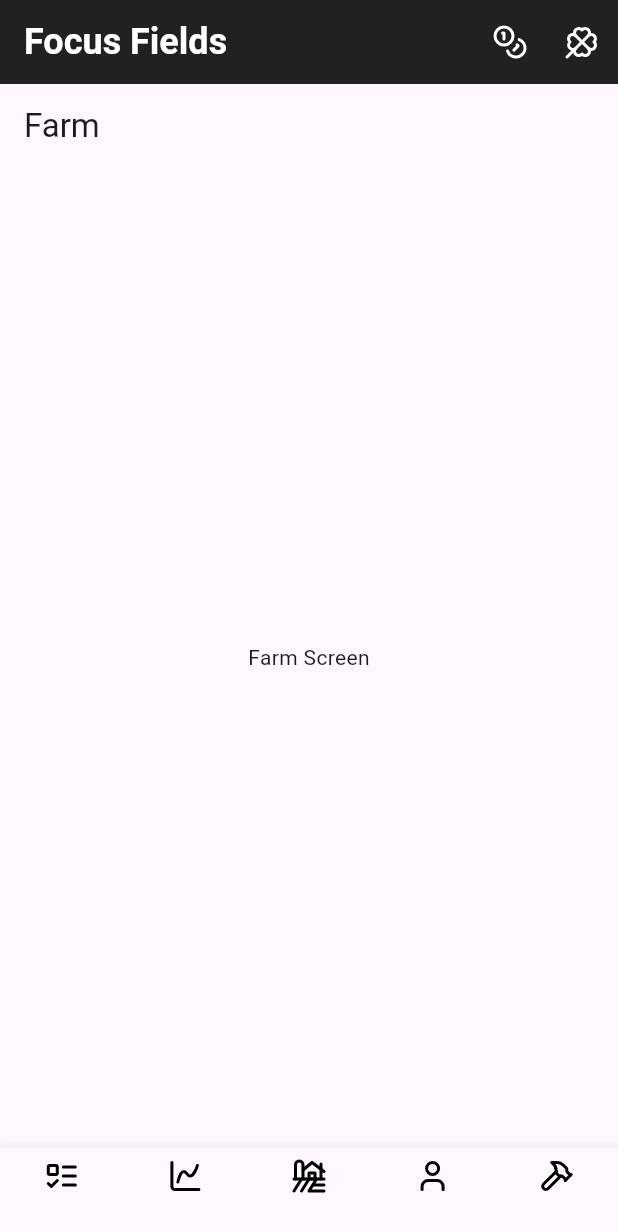
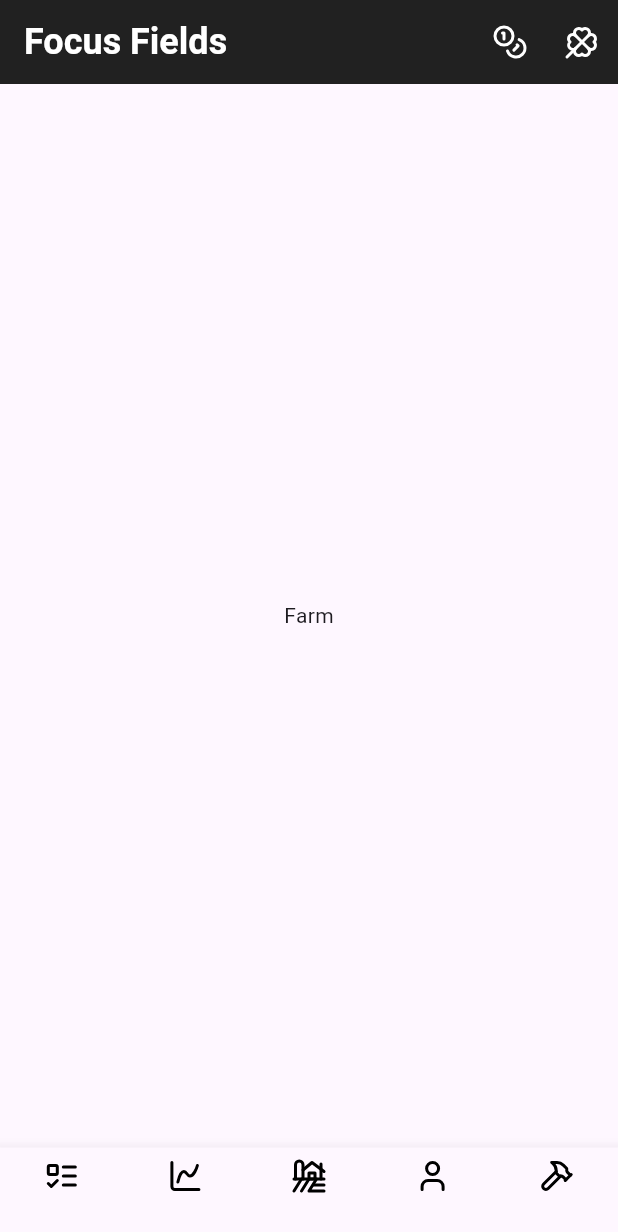
Before and after one commit to Gabriel-L-Martins/Focus-Fields, a Flutter app: the screen it shows after launch, on a phone screen of 412 x 824 dp. Shown: the top 1232 px of the screen. Run offline on Flutter 3.47's test engine with Material 3 defaults, Android fonts, the phone set to English and light mode, and no system bars; our stand-ins replace flutter_svg.

Commit message:
refactor(pages): change temporary layout from Scaffold to Center

```diff
--- a/lib/pages/chart.dart
+++ b/lib/pages/chart.dart
@@ -5,9 +5,6 @@ class Chart extends StatelessWidget {
 
   @override
   Widget build(BuildContext context) {
-    return Scaffold(
-      appBar: AppBar(title: const Text('Chart')),
-      body: const Center(child: Text('Chart Screen')),
-    );
+    return Center(child: const Text('Chart'));
   }
 }
--- a/lib/pages/farm.dart
+++ b/lib/pages/farm.dart
@@ -5,9 +5,6 @@ class Farm extends StatelessWidget {
 
   @override
   Widget build(BuildContext context) {
-    return Scaffold(
-      appBar: AppBar(title: const Text('Farm')),
-      body: const Center(child: Text('Farm Screen')),
-    );
+    return Center(child: const Text('Farm'));
   }
 }
--- a/lib/pages/profile.dart
+++ b/lib/pages/profile.dart
@@ -5,9 +5,6 @@ class Profile extends StatelessWidget {
 
   @override
   Widget build(BuildContext context) {
-    return Scaffold(
-      appBar: AppBar(title: const Text('Profile')),
-      body: const Center(child: Text('Profile Screen')),
-    );
+    return Center(child: const Text('Profile'));
   }
 }
--- a/lib/pages/tools.dart
+++ b/lib/pages/tools.dart
@@ -5,9 +5,6 @@ class Tools extends StatelessWidget {
 
   @override
   Widget build(BuildContext context) {
-    return Scaffold(
-      appBar: AppBar(title: const Text('Tools')),
-      body: const Center(child: Text('Tools Screen')),
-    );
+    return Center(child: const Text('Tools'));
   }
 }
```
